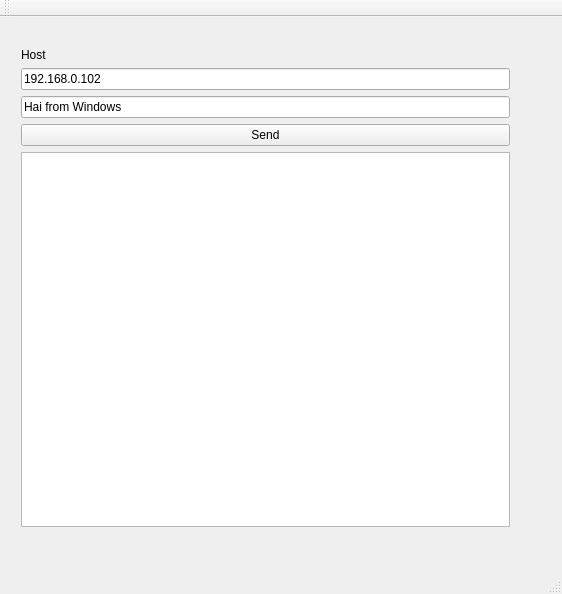
First picture: the form in mainwindow.ui, repository wawy1967/wawyQtClientServer, before the edit.
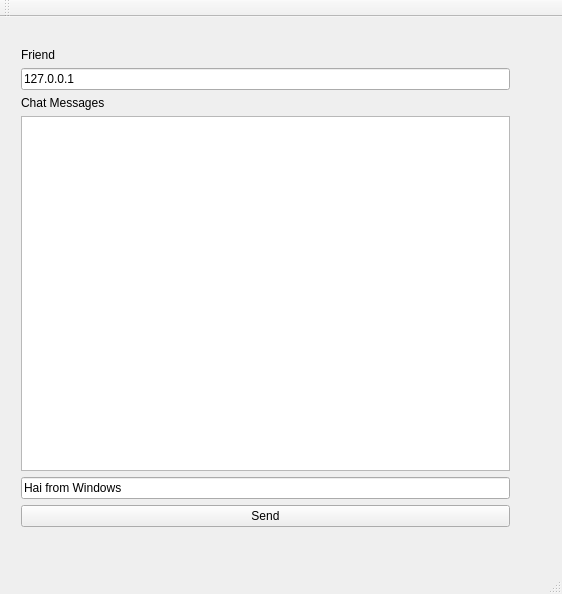
Second picture: the form after the edit.

Diff of the .ui file:
```diff
--- a/mainwindow.ui
+++ b/mainwindow.ui
@@ -27,17 +27,27 @@
      <item>
       <widget class="QLabel" name="label">
        <property name="text">
-        <string>Host</string>
+        <string>Friend</string>
        </property>
       </widget>
      </item>
      <item>
       <widget class="QLineEdit" name="lineEdit">
        <property name="text">
-        <string>192.168.0.102</string>
+        <string>127.0.0.1</string>
        </property>
       </widget>
      </item>
+     <item>
+      <widget class="QLabel" name="label_2">
+       <property name="text">
+        <string>Chat Messages</string>
+       </property>
+      </widget>
+     </item>
+     <item>
+      <widget class="QTextBrowser" name="textBrowser"/>
+     </item>
      <item>
       <widget class="QLineEdit" name="lineEditSend">
        <property name="text">
@@ -52,9 +62,6 @@
        </property>
       </widget>
      </item>
-     <item>
-      <widget class="QTextBrowser" name="textBrowser"/>
-     </item>
     </layout>
    </widget>
   </widget>
```
